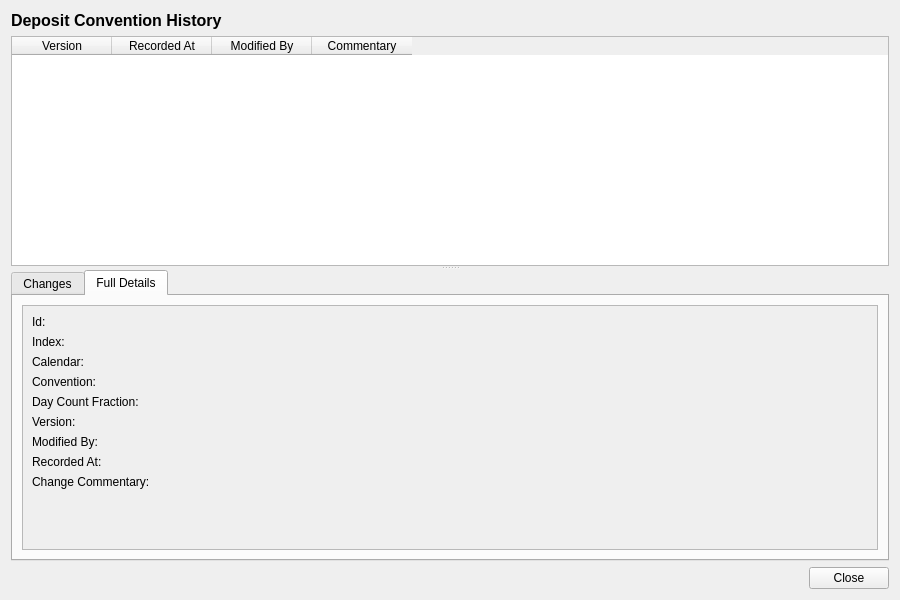
OreStudio/OreStudio, file projects/ores.qt.refdata/ui/DepositConventionHistoryDialog.ui: the form before one commit.
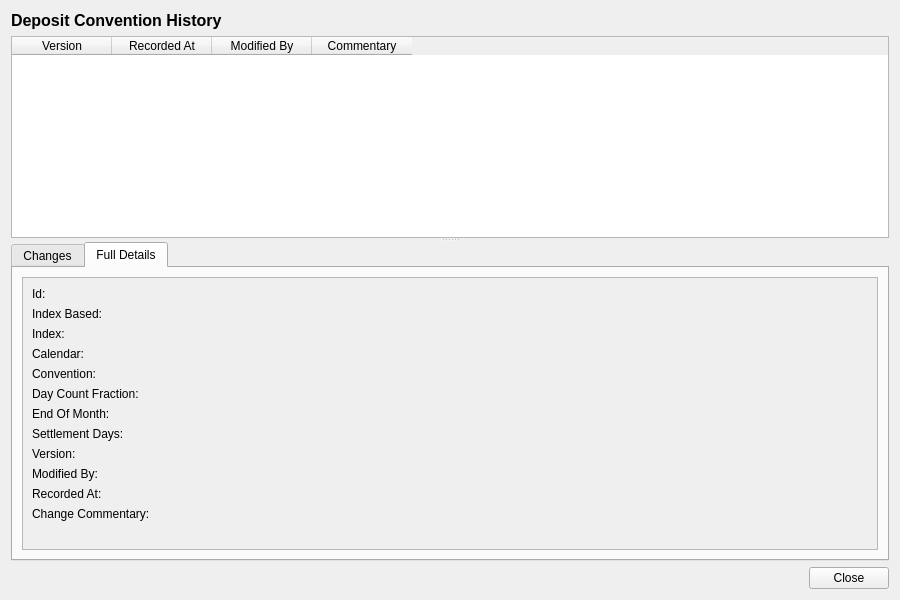
The form after the commit. The open tabs and pages were chosen to show the change.

Commit message:
[refdata] Regenerate zero_convention and deposit_convention
Picks up the Qt template fixes: bool columns now display as
true/false instead of falling through, the detail dialog gains
check_box + spin_box widgets, the generator uses a counter to avoid
id collisions, and non-nullable bool fields are initialized.

Also re-adds index_based, end_of_month, and settlement_days to the
deposit_convention detail_fields now that the templates support
check_box and spin_box.

Patch:
```diff
--- a/projects/ores.qt.refdata/ui/DepositConventionHistoryDialog.ui
+++ b/projects/ores.qt.refdata/ui/DepositConventionHistoryDialog.ui
@@ -164,111 +164,153 @@
                 </widget>
                </item>
                <item row="1" column="0">
+                <widget class="QLabel" name="index_basedLabel">
+                 <property name="text">
+                  <string>Index Based:</string>
+                 </property>
+                </widget>
+               </item>
+               <item row="1" column="1">
+                <widget class="QLabel" name="indexBasedValue">
+                 <property name="text">
+                  <string/>
+                 </property>
+                </widget>
+               </item>
+               <item row="2" column="0">
                 <widget class="QLabel" name="indexLabel">
                  <property name="text">
                   <string>Index:</string>
                  </property>
                 </widget>
                </item>
-               <item row="1" column="1">
+               <item row="2" column="1">
                 <widget class="QLabel" name="indexValue">
                  <property name="text">
                   <string/>
                  </property>
                 </widget>
                </item>
-               <item row="2" column="0">
+               <item row="3" column="0">
                 <widget class="QLabel" name="calendarLabel">
                  <property name="text">
                   <string>Calendar:</string>
                  </property>
                 </widget>
                </item>
-               <item row="2" column="1">
+               <item row="3" column="1">
                 <widget class="QLabel" name="calendarValue">
                  <property name="text">
                   <string/>
                  </property>
                 </widget>
                </item>
-               <item row="3" column="0">
+               <item row="4" column="0">
                 <widget class="QLabel" name="conventionLabel">
                  <property name="text">
                   <string>Convention:</string>
                  </property>
                 </widget>
                </item>
-               <item row="3" column="1">
+               <item row="4" column="1">
                 <widget class="QLabel" name="conventionValue">
                  <property name="text">
                   <string/>
                  </property>
                 </widget>
                </item>
-               <item row="4" column="0">
+               <item row="5" column="0">
                 <widget class="QLabel" name="day_count_fractionLabel">
                  <property name="text">
                   <string>Day Count Fraction:</string>
                  </property>
                 </widget>
                </item>
-               <item row="4" column="1">
+               <item row="5" column="1">
                 <widget class="QLabel" name="dayCountFractionValue">
                  <property name="text">
                   <string/>
                  </property>
                 </widget>
                </item>
-               <item row="5" column="0">
+               <item row="6" column="0">
+                <widget class="QLabel" name="end_of_monthLabel">
+                 <property name="text">
+                  <string>End Of Month:</string>
+                 </property>
+                </widget>
+               </item>
+               <item row="6" column="1">
+                <widget class="QLabel" name="endOfMonthValue">
+                 <property name="text">
+                  <string/>
+                 </property>
+                </widget>
+               </item>
+               <item row="7" column="0">
+                <widget class="QLabel" name="settlement_daysLabel">
+                 <property name="text">
+                  <string>Settlement Days:</string>
+                 </property>
+                </widget>
+               </item>
+               <item row="7" column="1">
+                <widget class="QLabel" name="settlementDaysValue">
+                 <property name="text">
+                  <string/>
+                 </property>
+                </widget>
+               </item>
+               <item row="8" column="0">
                 <widget class="QLabel" name="versionNumberLabel">
                  <property name="text">
                   <string>Version:</string>
                  </property>
                 </widget>
                </item>
-               <item row="5" column="1">
+               <item row="8" column="1">
                 <widget class="QLabel" name="versionNumberValue">
                  <property name="text">
                   <string/>
                  </property>
                 </widget>
                </item>
-               <item row="6" column="0">
+               <item row="9" column="0">
                 <widget class="QLabel" name="modifiedByLabel">
                  <property name="text">
                   <string>Modified By:</string>
                  </property>
                 </widget>
                </item>
-               <item row="6" column="1">
+               <item row="9" column="1">
                 <widget class="QLabel" name="modifiedByValue">
                  <property name="text">
                   <string/>
                  </property>
                 </widget>
                </item>
-               <item row="7" column="0">
+               <item row="10" column="0">
                 <widget class="QLabel" name="recordedAtLabel">
                  <property name="text">
                   <string>Recorded At:</string>
                  </property>
                 </widget>
                </item>
-               <item row="7" column="1">
+               <item row="10" column="1">
                 <widget class="QLabel" name="recordedAtValue">
                  <property name="text">
                   <string/>
                  </property>
                 </widget>
                </item>
-               <item row="8" column="0">
+               <item row="11" column="0">
                 <widget class="QLabel" name="changeCommentaryLabel">
                  <property name="text">
                   <string>Change Commentary:</string>
                  </property>
                 </widget>
                </item>
-               <item row="8" column="1">
+               <item row="11" column="1">
                 <widget class="QLabel" name="changeCommentaryValue">
                  <property name="text">
                   <string/>
```
The commit also changes 15 other files.
